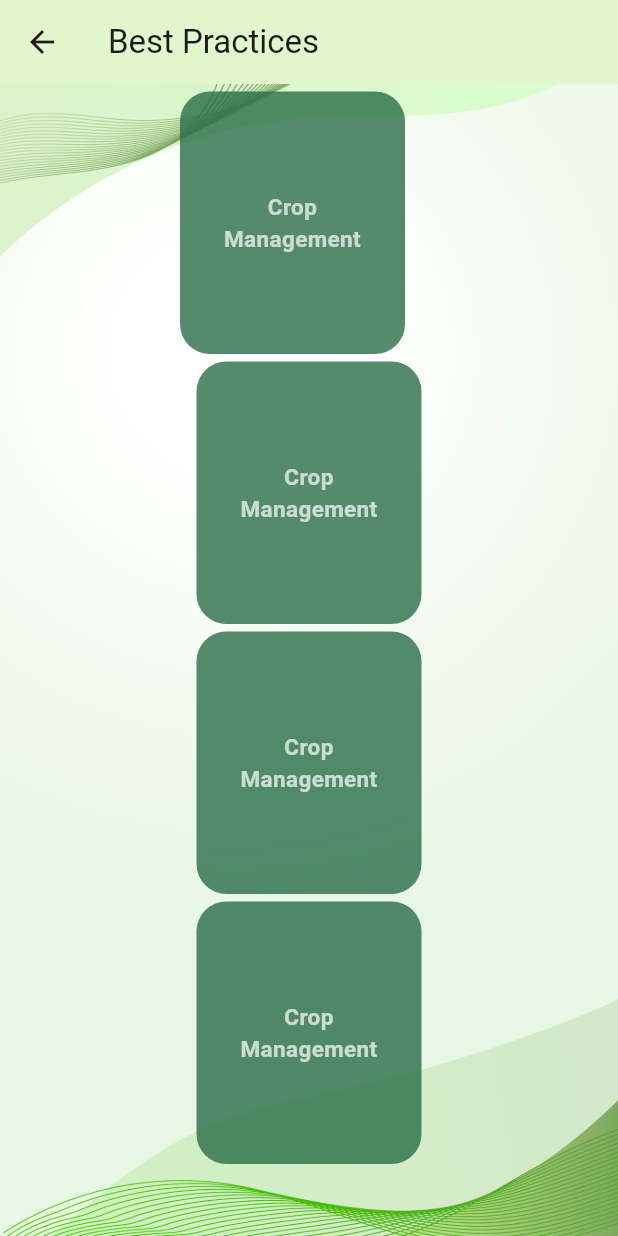
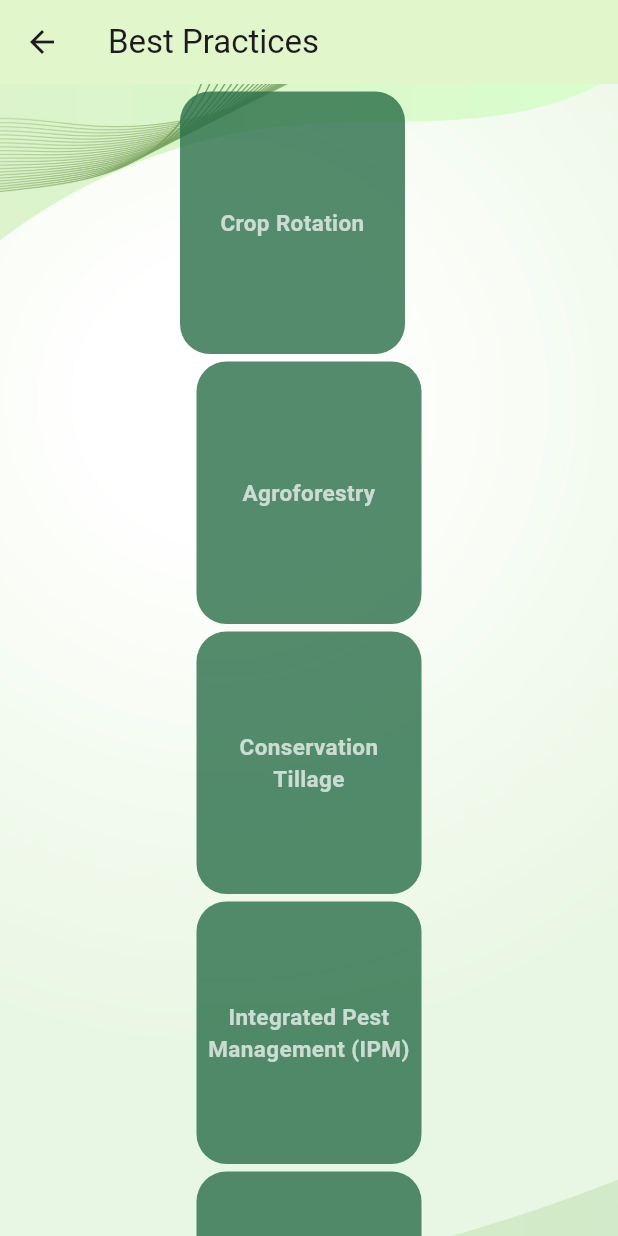
Before and after one commit to ashensasanka/wasteless_harvest, a Flutter app: the BestPracticePage screen opened directly, on a phone screen of 412 x 824 dp. Run offline on Flutter 3.47's test engine with Material 3 defaults, Android fonts, the phone set to English and light mode, and no system bars; our stand-ins replace animated_bottom_navigation_bar, awesome_notifications, cloud_firestore, country_picker, dropdown_button2, firebase_auth and 16 more; accounts and stored records are empty.

Commit message:
Fifth commit

```diff
--- a/lib/ui/educational_resources/main/best_practices_page.dart
+++ b/lib/ui/educational_resources/main/best_practices_page.dart
@@ -3,6 +3,7 @@ import 'package:flutter/material.dart';
 import '../../../constants/constants.dart';
 import '../../../models/home_details.dart';
 import '../best_practices/choose_plant_seed.dart';
+import '../best_practices/organic_farming.dart';
 import '../best_practices/when_harvesting.dart';
 import '../best_practices/when_packing.dart';
 import '../best_practices/when_planting.dart';
@@ -34,7 +35,8 @@ class _BestPracticePageState extends State<BestPracticePage> {
           },
         ),
       ),
-      body: Container(
+      body: SingleChildScrollView(
+        child: Container(
           decoration: BoxDecoration(
             image: DecorationImage(
               image: AssetImage("assets/images/home_back.jpg"),
@@ -67,7 +69,7 @@ class _BestPracticePageState extends State<BestPracticePage> {
                                 mainAxisAlignment: MainAxisAlignment.center,
                                 children: [
                                   Text(
-                                  "Crop\nManagement",
+                                    "Crop Rotation",
                                     textAlign: TextAlign.center,
                                     style: const TextStyle(
                                       color: Colors.white70,
@@ -106,7 +108,7 @@ class _BestPracticePageState extends State<BestPracticePage> {
                       mainAxisAlignment: MainAxisAlignment.center,
                       children: [
                         Text(
-                        "Crop\nManagement",
+                          "Agroforestry",
                           textAlign: TextAlign.center,
                           style: const TextStyle(
                             color: Colors.white70,
@@ -143,7 +145,7 @@ class _BestPracticePageState extends State<BestPracticePage> {
                       mainAxisAlignment: MainAxisAlignment.center,
                       children: [
                         Text(
-                        "Crop\nManagement",
+                          "Conservation \nTillage",
                           textAlign: TextAlign.center,
                           style: const TextStyle(
                             color: Colors.white70,
@@ -180,7 +182,44 @@ class _BestPracticePageState extends State<BestPracticePage> {
                       mainAxisAlignment: MainAxisAlignment.center,
                       children: [
                         Text(
-                        "Crop\nManagement",
+                          "Integrated Pest \nManagement (IPM)",
+                          textAlign: TextAlign.center,
+                          style: const TextStyle(
+                            color: Colors.white70,
+                            fontSize: 15,
+                            fontWeight: FontWeight.bold,
+                          ),
+                        ),
+                      ],
+                    ),
+                    decoration: BoxDecoration(
+                      color: Constants.primaryColor.withOpacity(.8),
+                      borderRadius: BorderRadius.circular(20),
+                    ),
+                  ),
+                ),
+              ),
+              SizedBox(height: 5,),
+              SizedBox(
+                height: 175,
+                child: GestureDetector(
+                  onTap: () {
+                    Navigator.push(
+                      context,
+                      MaterialPageRoute(
+                        builder: (context) => OrganicPage(),
+                      ),
+                    );
+                  },
+                  child: Container(
+                    width: 150,
+                    margin: const EdgeInsets.symmetric(horizontal: 10),
+                    child: Column(
+                      crossAxisAlignment: CrossAxisAlignment.center,
+                      mainAxisAlignment: MainAxisAlignment.center,
+                      children: [
+                        Text(
+                          "Organic Farming",
                           textAlign: TextAlign.center,
                           style: const TextStyle(
                             color: Colors.white70,
@@ -200,6 +239,7 @@ class _BestPracticePageState extends State<BestPracticePage> {
             ],
           ),
         ),
+      ),
     );
   }
 }
--- a/lib/ui/home_screen/Feducational_resources_page.dart
+++ b/lib/ui/home_screen/Feducational_resources_page.dart
@@ -201,7 +201,6 @@ class _FEducatResoPageState extends State<FEducatResoPage> {
                       ),
                     );
                   } else {
-                    // Show a message or handle the case when the user is not premium
                     ScaffoldMessenger.of(context).showSnackBar(SnackBar(
                       content: Text('You need to be a premium user to access this feature.'),
                     ));
@@ -217,7 +216,7 @@ class _FEducatResoPageState extends State<FEducatResoPage> {
                         right: 10,
                         bottom: 40,
                         child: ClipRRect(
-                          borderRadius: BorderRadius.circular(20), // Adjust the radius according to your preference
+                          borderRadius: BorderRadius.circular(20),
                           child: Image.asset('assets/images/best_practice.jpg'),
                         ),
                       ),
--- a/lib/ui/screens/farmer_home_page.dart
+++ b/lib/ui/screens/farmer_home_page.dart
@@ -363,7 +363,7 @@ class _HomePageState extends State<FarmerHomePage> {
                       Navigator.push(
                         context,
                         MaterialPageRoute(
-                          builder: (context) => FarmerReportPage(),
+                          builder: (context) => FarmerReportPage(user: widget.username,),
                         ),
                       );
                     },
```
Also changed, not shown: lib/ui/educational_resources/best_practices/organic_farming.dart (added, +26 -0 lines), lib/ui/home_screen/farmer_report_page.dart (+36 -24 lines). Lines whose indentation alone changed are shown as unchanged.
